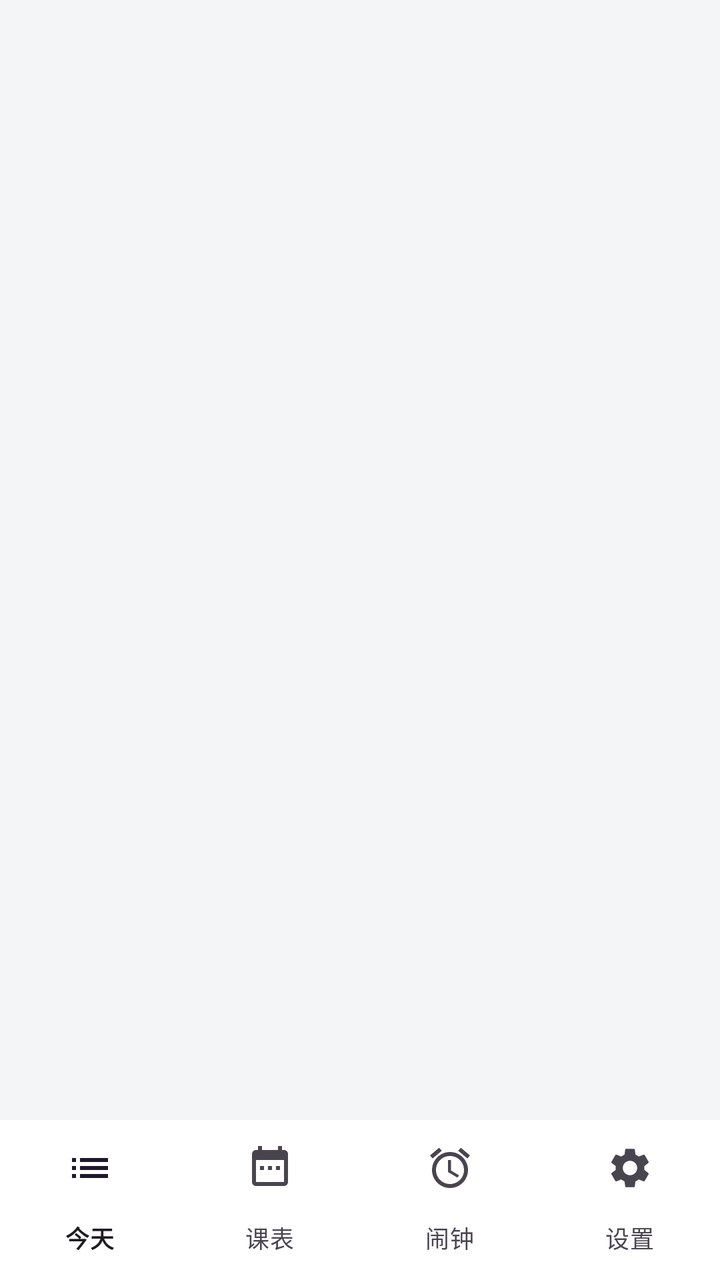
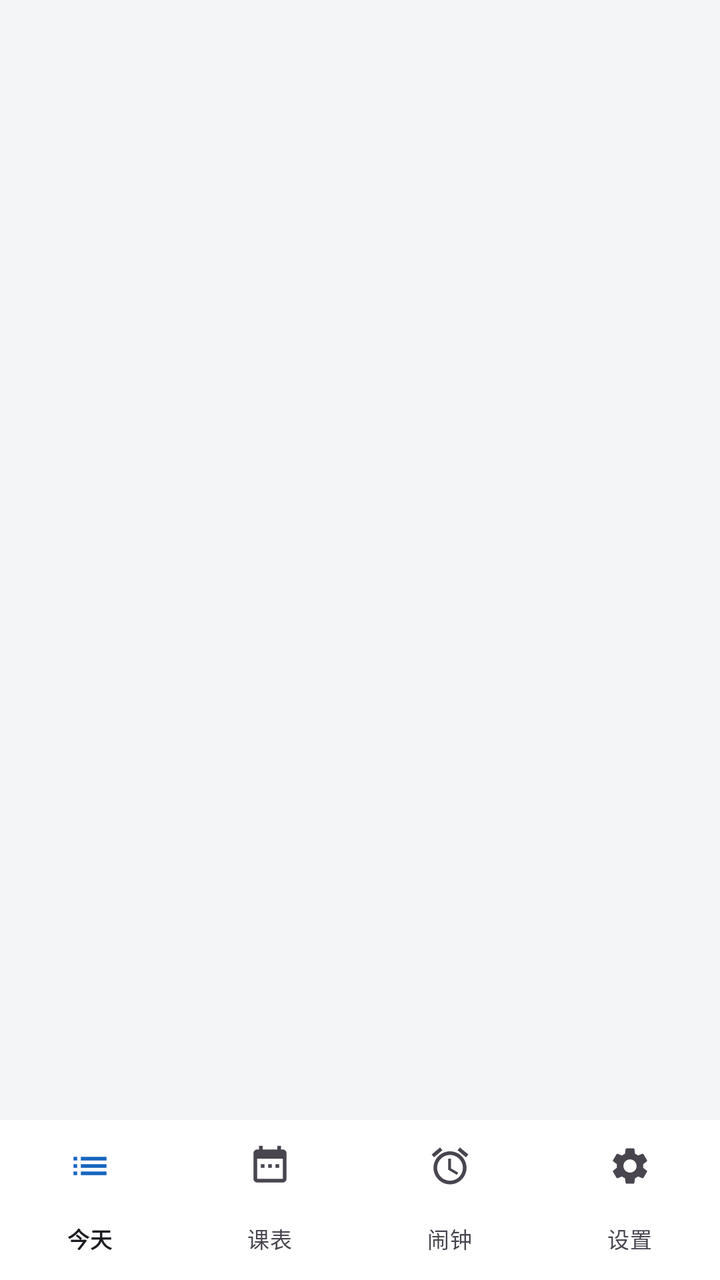

Compare the two renders of this Android layout. The source of the first and the diff that turns it into the second are given below.
<!-- AndroidManifest.xml: application theme Theme.Timetable -->
<!-- res/layout/activity_main.xml -->
<?xml version="1.0" encoding="utf-8"?>
<LinearLayout xmlns:android="http://schemas.android.com/apk/res/android"
    xmlns:app="http://schemas.android.com/apk/res-auto"
    android:layout_width="match_parent"
    android:layout_height="match_parent"
    android:background="@color/app_bg"
    android:orientation="vertical">

    <FrameLayout
        android:id="@+id/container"
        android:layout_width="match_parent"
        android:layout_height="0dp"
        android:layout_weight="1" />

    <com.google.android.material.bottomnavigation.BottomNavigationView
        android:id="@+id/bottomNav"
        android:layout_width="match_parent"
        android:layout_height="wrap_content"
        android:background="@color/card_bg"
        app:labelVisibilityMode="labeled"
        app:menu="@menu/main_menu" />

</LinearLayout>
<!-- resources referenced by this layout -->
<resources>
  <color name="app_bg">#F4F5F7</color>
  <color name="card_bg">#FFFFFF</color>
  <style name="Theme.Timetable" parent="Theme.Material3.DayNight.NoActionBar">
          <item name="android:windowBackground">@color/app_bg</item>
  
          
          <item name="accentColor">@color/accent_blue</item>
          <item name="accentSoftColor">@color/accent_soft_blue</item>
  
          
          <item name="colorPrimary">@color/accent_blue</item>
      </style>
  <color name="accent_blue">#1565C0</color>
  <color name="accent_soft_blue">#E3F0FC</color>
</resources>

<!-- the commit's change to res/layout/activity_main.xml (unified diff, before → after) -->
@@ -3,7 +3,6 @@
     xmlns:app="http://schemas.android.com/apk/res-auto"
     android:layout_width="match_parent"
     android:layout_height="match_parent"
-    android:background="@color/app_bg"
     android:orientation="vertical">
 
     <FrameLayout
@@ -17,6 +16,10 @@
         android:layout_width="match_parent"
         android:layout_height="wrap_content"
         android:background="@color/card_bg"
+        android:elevation="8dp"
+        app:itemIconSize="22dp"
+        app:itemTextAppearanceActive="@style/NavLabel"
+        app:itemTextAppearanceInactive="@style/NavLabel"
         app:labelVisibilityMode="labeled"
         app:menu="@menu/main_menu" />
 
<!-- resource entries referenced after the edit -->
@@ -2,17 +2,32 @@
 <resources>
   <color name="app_bg">#F4F5F7</color>
   <color name="card_bg">#FFFFFF</color>
+  <style name="NavLabel" parent="TextAppearance.Material3.LabelMedium">
+          <item name="android:textSize">11sp</item>
+          <item name="android:letterSpacing">0.02</item>
+      </style>
   <style name="Theme.Timetable" parent="Theme.Material3.DayNight.NoActionBar">
           <item name="android:windowBackground">@color/app_bg</item>
   
-          
           <item name="accentColor">@color/accent_blue</item>
           <item name="accentSoftColor">@color/accent_soft_blue</item>
   
-          
           <item name="colorPrimary">@color/accent_blue</item>
+          <item name="colorOnPrimary">@color/on_accent</item>
+          <item name="colorPrimaryContainer">@color/accent_soft_blue</item>
+          <item name="colorOnPrimaryContainer">@color/accent_blue</item>
+  
+          <item name="colorSecondary">@color/accent_blue</item>
+          <item name="colorOnSecondary">@color/on_accent</item>
+  
+          <item name="colorSecondaryContainer">@color/accent_soft_blue</item>
+          <item name="colorOnSecondaryContainer">@color/accent_blue</item>
+  
+          <item name="colorAccent">@color/accent_blue</item>
+          <item name="android:colorControlActivated">@color/accent_blue</item>
       </style>
   <color name="accent_blue">#1565C0</color>
   <color name="accent_soft_blue">#E3F0FC</color>
+  <color name="on_accent">#FFFFFF</color>
 </resources>
 
